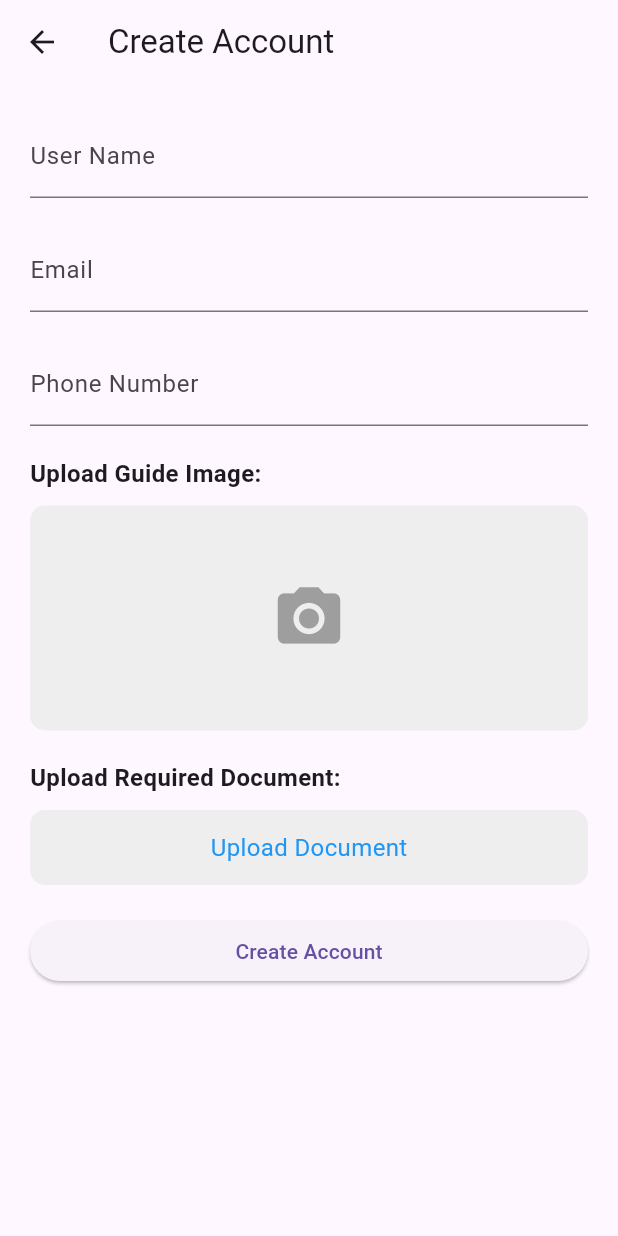
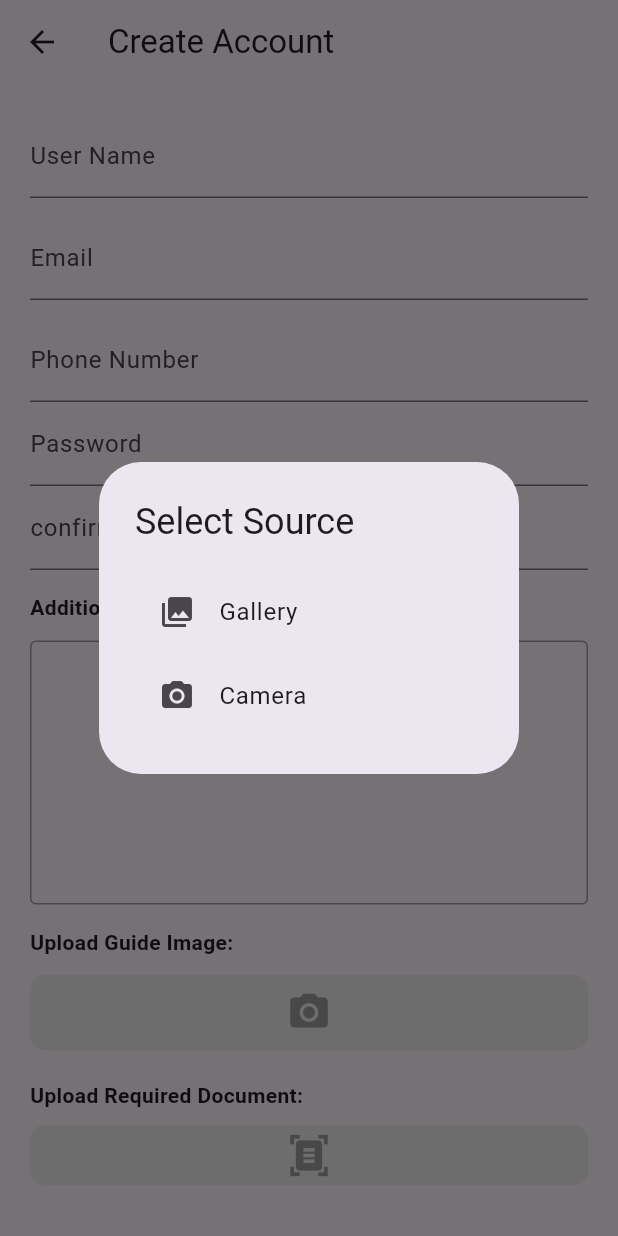
Before and after one commit to JananiCH/ExploreSL, a Flutter app: the CreateAccountPage screen opened directly, after a tap on the "camera alt" icon, on a phone screen of 412 x 824 dp. Run offline on Flutter 3.47's test engine with Material 3 defaults, Android fonts, the phone set to English and light mode, and no system bars; our stand-ins replace carousel_slider, cloud_firestore, file_picker, firebase_auth, firebase_core, image_picker and 1 more; accounts and stored records are empty.

Commit message:
added guideSignUp

```diff
--- a/lib/pages/guideSignUp.dart
+++ b/lib/pages/guideSignUp.dart
@@ -1,4 +1,6 @@
+import 'package:file_picker/file_picker.dart';
 import 'package:flutter/material.dart';
+import 'package:image_picker/image_picker.dart';
 import 'HomePage.dart';
 
 class CreateAccountPage extends StatefulWidget {
@@ -11,6 +13,73 @@ class _CreateAccountPageState extends State<CreateAccountPage> {
   TextEditingController _emailController = TextEditingController();
   TextEditingController _phoneNumberController = TextEditingController();
   TextEditingController _documentController = TextEditingController();
+  TextEditingController _passwordController = TextEditingController();
+  TextEditingController _confirmPasswordController = TextEditingController();
+
+  Future<void> _pickImage(ImageSource source) async {
+    final pickedFile = await ImagePicker().pickImage(source: source);
+    if (pickedFile != null) {
+      // Handle the picked image file (e.g., upload to Firebase Storage)
+      // You can implement the upload logic here
+      print('Image picked: ${pickedFile.path}');
+    } else {
+      print('No image selected.');
+    }
+  }
+
+  Future<void> _pickDocument() async {
+    FilePickerResult? result = await FilePicker.platform.pickFiles(
+      type: FileType.custom,
+      allowedExtensions: [
+        'pdf',
+        'doc',
+        'docx',
+      ],
+    );
+    if (result != null) {
+      String? filePath = result.files.single.path;
+      print('Document picked: $filePath');
+    } else {
+      print('No document selected.');
+    }
+  }
+
+  void _showImagePickerDialog() {
+    showDialog(
+      context: context,
+      builder: (BuildContext context) {
+        return AlertDialog(
+          title: const Text('Select Source'),
+          content: SingleChildScrollView(
+            child: ListBody(
+              children: <Widget>[
+                GestureDetector(
+                  child: const ListTile(
+                    leading: Icon(Icons.photo_library),
+                    title: Text('Gallery'),
+                  ),
+                  onTap: () {
+                    Navigator.pop(context);
+                    _pickImage(ImageSource.gallery);
+                  },
+                ),
+                GestureDetector(
+                  child: const ListTile(
+                    leading: Icon(Icons.camera_alt),
+                    title: Text('Camera'),
+                  ),
+                  onTap: () {
+                    Navigator.pop(context);
+                    _pickImage(ImageSource.camera);
+                  },
+                ),
+              ],
+            ),
+          ),
+        );
+      },
+    );
+  }
 
   @override
   Widget build(BuildContext context) {
@@ -30,7 +99,7 @@ class _CreateAccountPageState extends State<CreateAccountPage> {
                   labelText: 'User Name',
                 ),
               ),
-              const SizedBox(height: 20.0),
+              const SizedBox(height: 12.0),
               TextFormField(
                 controller: _emailController,
                 decoration: const InputDecoration(
@@ -38,7 +107,7 @@ class _CreateAccountPageState extends State<CreateAccountPage> {
                 ),
                 keyboardType: TextInputType.emailAddress,
               ),
-              const SizedBox(height: 20.0),
+              const SizedBox(height: 12.0),
               TextFormField(
                 controller: _phoneNumberController,
                 decoration: const InputDecoration(
@@ -46,26 +115,60 @@ class _CreateAccountPageState extends State<CreateAccountPage> {
                 ),
                 keyboardType: TextInputType.phone,
               ),
-              const SizedBox(height: 20.0),
+              TextFormField(
+                obscureText: true,
+                controller: _passwordController,
+                decoration: const InputDecoration(
+                  labelText: 'Password',
+                ),
+                keyboardType: TextInputType.visiblePassword,
+              ),
+              TextFormField(
+                obscureText: true,
+                controller: _confirmPasswordController,
+                decoration: const InputDecoration(
+                  labelText: 'confirm Password',
+                ),
+                keyboardType: TextInputType.visiblePassword,
+              ),
+              const SizedBox(height: 15.0),
+              const Text(
+                'Additional details',
+                style: TextStyle(fontSize: 14, fontWeight: FontWeight.bold),
+              ),
+              const SizedBox(height: 12.0),
+              TextFormField(
+                keyboardType: TextInputType.multiline,
+                maxLines: 6,
+                decoration: const InputDecoration(
+                  enabledBorder: OutlineInputBorder(
+                    borderSide: BorderSide(
+                      color: Colors.grey,
+                      width: 1.0,
+                    ),
+                  ),
+                ),
+              ),
+              const SizedBox(height: 15.0),
               const Text(
                 'Upload Guide Image:',
-                style: TextStyle(fontSize: 16.0, fontWeight: FontWeight.bold),
+                style: TextStyle(fontSize: 14.0, fontWeight: FontWeight.bold),
               ),
-              const SizedBox(height: 10.0),
+              const SizedBox(height: 12.0),
               GestureDetector(
                 onTap: () {
-                  // Implement image upload functionality
+                  _showImagePickerDialog();
                 },
                 child: Container(
-                  height: 150,
-                  width: 150,
+                  height: 50,
+                  width: 50,
                   decoration: BoxDecoration(
                     color: Colors.grey[200],
                     borderRadius: BorderRadius.circular(10.0),
                   ),
                   child: Icon(
                     Icons.camera_alt,
-                    size: 50.0,
+                    size: 30.0,
                     color: Colors.grey[500],
                   ),
                 ),
@@ -73,27 +176,24 @@ class _CreateAccountPageState extends State<CreateAccountPage> {
               const SizedBox(height: 20.0),
               const Text(
                 'Upload Required Document:',
-                style: TextStyle(fontSize: 16.0, fontWeight: FontWeight.bold),
+                style: TextStyle(fontSize: 14.0, fontWeight: FontWeight.bold),
               ),
               const SizedBox(height: 10.0),
               GestureDetector(
                 onTap: () {
-                  // Implement document upload functionality
+                  _pickDocument();
                 },
                 child: Container(
-                  height: 50,
+                  height: 40,
+                  width: 10,
                   decoration: BoxDecoration(
                     color: Colors.grey[200],
                     borderRadius: BorderRadius.circular(10.0),
                   ),
-                  child: const Center(
-                    child: Text(
-                      'Upload Document',
-                      style: TextStyle(
-                        fontSize: 16.0,
-                        color: Colors.blue,
-                      ),
-                    ),
+                  child: Icon(
+                    Icons.document_scanner,
+                    size: 30.0,
+                    color: Colors.grey[500],
                   ),
                 ),
               ),
@@ -108,7 +208,7 @@ class _CreateAccountPageState extends State<CreateAccountPage> {
                   );
                 },
                 child: const Text('Create Account'),
-              ),
+              )
             ],
           ),
         ),
--- a/pubspec.yaml
+++ b/pubspec.yaml
@@ -41,6 +41,8 @@ dependencies:
   firebase_core: ^2.30.1
   firebase_auth: ^4.19.4
   cloud_firestore: ^4.17.2
+  image_picker: ^1.1.1
+  file_picker: ^8.0.3
 
 
 dev_dependencies:
```
Also changed, not shown: lib/main.dart (+3 -4 lines), lib/pages/HomePage.dart (+5 -5 lines), lib/pages/test.dart (added, +73 -0 lines), lib/pages/touristSignIn.dart (+16 -9 lines), pubspec.lock, 5 other files.
